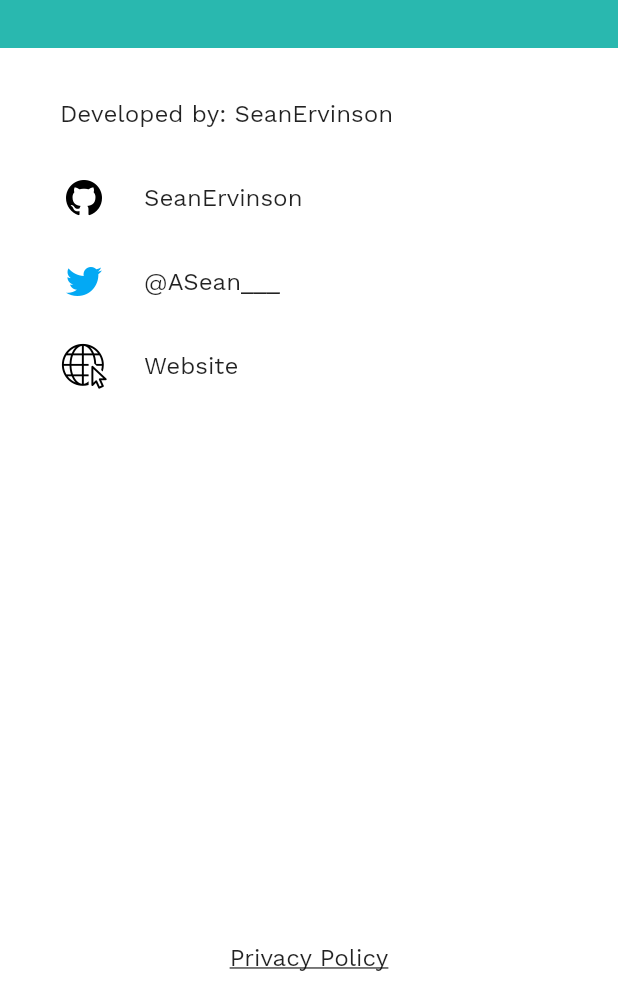
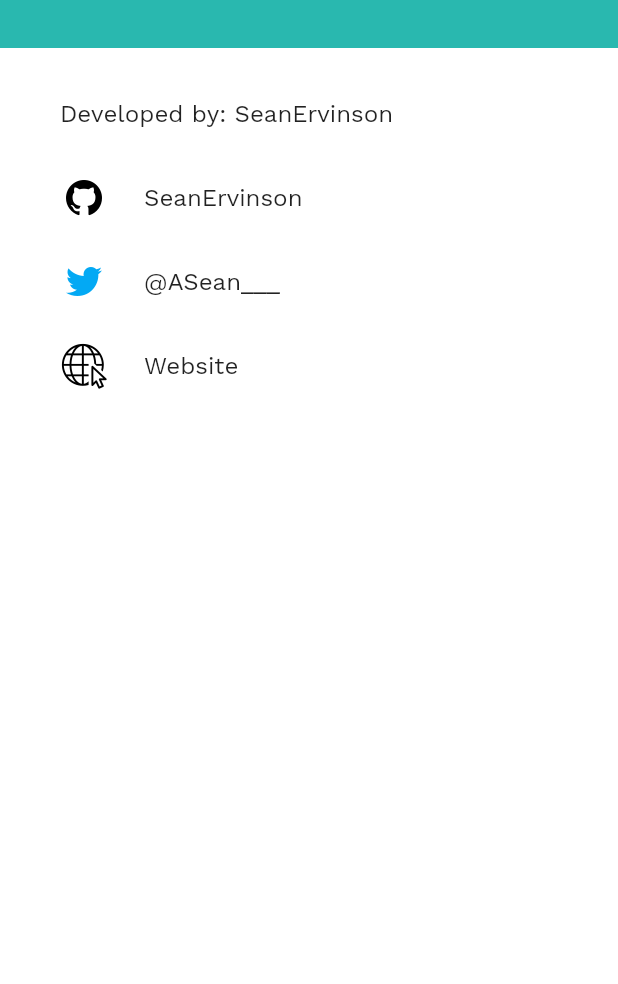
Before and after one commit to SeanErvinson/NumbersToWords, a Flutter app: the screen it shows after launch, after a tap on the "help" icon, on a phone screen of 412 x 824 dp, the part 252-1236 px from its top. Run offline on Flutter 3.47's test engine with Material 2 defaults, Android fonts, the phone set to English and light mode, and no system bars; our stand-ins replace auto_size_text.

Commit message:
Changed EOF spacing

```diff
--- a/lib/src/scenes/about_scene.dart
+++ b/lib/src/scenes/about_scene.dart
@@ -89,20 +89,6 @@ class _AboutSceneState extends State<AboutScene> {
                       ],
                     ),
                   ),
-                ),
-                Container(
-                  padding: EdgeInsets.all(8),
-                  child: Center(
-                    child: GestureDetector(
-                      onTap: () => _launchURL(
-                          'https://seanervinson.com/projects/nuwo/privacy-policy'),
-                      child: Text(
-                        'Privacy Policy',
-                        style: TextStyle(
-                            fontSize: 16, decoration: TextDecoration.underline),
-                      ),
-                    ),
-                  ),
                 )
               ],
             ),
```
Also changed, not shown: lib/src/main.dart (line endings or trailing spaces), lib/src/models/english_numerals.dart (line endings or trailing spaces), lib/src/models/link.dart (line endings or trailing spaces), lib/src/scenes/home_scene.dart (line endings or trailing spaces), lib/src/scenes/scenes.dart (line endings or trailing spaces), lib/src/utils/cheque_utils.dart (line endings or trailing spaces), lib/src/utils/conversion.dart (line endings or trailing spaces), lib/src/utils/fetch_link.dart (line endings or trailing spaces), lib/src/values/colors.dart (line endings or trailing spaces), lib/src/values/strings.dart (line endings or trailing spaces), lib/src/values/values.dart (line endings or trailing spaces), pubspec.lock, pubspec.yaml (line endings or trailing spaces), 38 other files.
